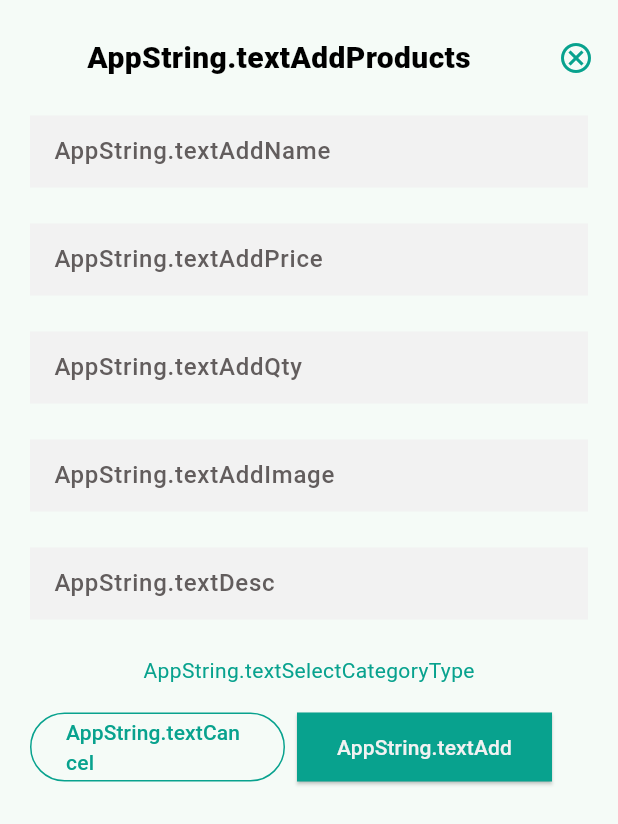
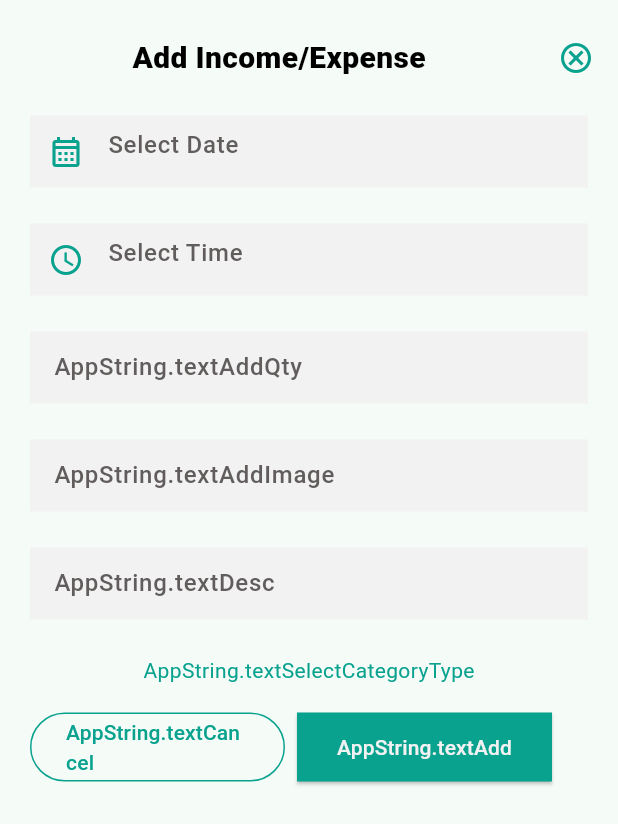
Before and after one commit to shabbirrajput/Expense-Tracker-Flutter, a Flutter app: the AddProductSheet widget shown alone on an empty page, opened directly, on a phone screen of 412 x 824 dp. Shown: the top 824 px of the screen. Run offline on Flutter 3.47's test engine with Material 2 defaults, Android fonts, the phone set to English and light mode, and no system bars; our stand-ins replace firebase_auth, firebase_core, fluttertoast; accounts and stored records are empty; network calls fail.

Commit message:
Added Date Picker and Time Picker in Bottomsheet ---> Done

```diff
--- a/lib/core/app_string.dart
+++ b/lib/core/app_string.dart
@@ -38,4 +38,7 @@ class AppString {
   static const textDecember = 'December';
   static const textIncome = 'Income';
   static const textExpense = 'Expense';
+  static const textSelectDate = 'Select Date';
+  static const textSelectTime = 'Select Time';
+  static const textAddIncomeOrExpense = 'Add Income/Expense';
 }
--- a/lib/main.dart
+++ b/lib/main.dart
@@ -3,7 +3,6 @@ import 'package:expense_tracker/db/navigator_key.dart';
 import 'package:expense_tracker/screens/auth/screen_login.dart';
 import 'package:firebase_core/firebase_core.dart';
 import 'package:flutter/material.dart';
-import 'package:month_year_picker/month_year_picker.dart';
 
 void main() async {
   WidgetsFlutterBinding.ensureInitialized();
@@ -22,9 +21,6 @@ class MyApp extends StatelessWidget {
   @override
   Widget build(BuildContext context) {
     return MaterialApp(
-      localizationsDelegates: [
-        MonthYearPickerLocalizations.delegate,
-      ],
       debugShowCheckedModeBanner: false,
       title: 'Expense Tracker',
       theme: ThemeData(
--- a/lib/screens/dashboard/tabs/widget/tab_income_bottom_sheet.dart
+++ b/lib/screens/dashboard/tabs/widget/tab_income_bottom_sheet.dart
@@ -1,5 +1,6 @@
 import 'package:expense_tracker/core/app_color.dart';
 import 'package:expense_tracker/core/app_dimens.dart';
+import 'package:expense_tracker/core/app_string.dart';
 import 'package:flutter/material.dart';
 
 class AddProductSheet extends StatefulWidget {
@@ -18,7 +19,75 @@ class _AddProductSheetState extends State<AddProductSheet> {
   final TextEditingController productQtyController = TextEditingController();
   final TextEditingController productImageController = TextEditingController();
   final TextEditingController productDescController = TextEditingController();
-  var dbHelper;
+  /*var dbHelper;*/
+  final TextEditingController dateController = TextEditingController();
+  final TextEditingController timeController = TextEditingController();
+
+  ///Select Date
+  DateTime selectedDate = DateTime.now();
+  Future<void> _selectDate(BuildContext context) async {
+    final DateTime? picked = await showDatePicker(
+      context: context,
+      initialDate: selectedDate,
+      firstDate: DateTime(1901, 1),
+      lastDate: DateTime(2100),
+      builder: (context, child) {
+        return Theme(
+          data: Theme.of(context).copyWith(
+            colorScheme: const ColorScheme.light(
+              primary: AppColors.colorPrimary, // header background color
+              onPrimary: AppColors.colorBlack, // header text color
+              onSurface: AppColors.colorGrey, // body text color
+            ),
+            textButtonTheme: TextButtonThemeData(
+              style: TextButton.styleFrom(
+                foregroundColor: AppColors.colorPrimary, // button text color
+              ),
+            ),
+          ),
+          child: child!,
+        );
+      },
+    );
+    if (picked != null && picked != selectedDate) {
+      setState(() {
+        selectedDate = picked;
+        dateController.value = TextEditingValue(text: picked.toString());
+      });
+    }
+  }
+
+  ///Select Time
+  TimeOfDay _timeOfDay = TimeOfDay.now();
+  Future<void> _selectTime(BuildContext context) async {
+    final TimeOfDay? picked = await showTimePicker(
+      context: context,
+      initialTime: _timeOfDay,
+      builder: (context, child) {
+        return Theme(
+          data: Theme.of(context).copyWith(
+            colorScheme: const ColorScheme.light(
+              primary: AppColors.colorPrimary, // header background color
+              onPrimary: AppColors.colorBlack, // header text color
+              onSurface: AppColors.colorGrey, // body text color
+            ),
+            textButtonTheme: TextButtonThemeData(
+              style: TextButton.styleFrom(
+                foregroundColor: AppColors.colorPrimary, // button text color
+              ),
+            ),
+          ),
+          child: child!,
+        );
+      },
+    );
+    if (picked != null && picked != _timeOfDay) {
+      setState(() {
+        _timeOfDay = picked;
+        timeController.value = TextEditingValue(text: picked.toString());
+      });
+    }
+  }
 
   @override
   void initState() {
@@ -48,7 +117,7 @@ class _AddProductSheetState extends State<AddProductSheet> {
                     child: Align(
                       alignment: Alignment.topCenter,
                       child: Text(
-                        "AppString.textAddProducts",
+                        AppString.textAddIncomeOrExpense,
                         style: TextStyle(
                           color: AppColors.colorBlack,
                           fontSize: Dimens.margin20,
@@ -77,18 +146,27 @@ class _AddProductSheetState extends State<AddProductSheet> {
               child: Padding(
                 padding:
                     const EdgeInsets.symmetric(horizontal: Dimens.margin20),
+                child: InkWell(
+                  onTap: () => _selectDate(context),
                   child: TextFormField(
-                  controller: productNameController,
-                  keyboardType: TextInputType.multiline,
+                    enabled: false,
+                    controller: dateController,
+                    keyboardType: TextInputType.datetime,
                     style: const TextStyle(color: AppColors.colorBlack),
                     decoration: const InputDecoration(
                       filled: true,
                       fillColor: AppColors.colorWhite2,
                       border: InputBorder.none,
-                      hintText: "AppString.textAddName",
+                      hintText: AppString.textSelectDate,
                       hintStyle: TextStyle(
                           color: AppColors.colorGrey,
-                          fontWeight: FontWeight.w500)),
+                          fontWeight: FontWeight.w500),
+                      prefixIcon: Icon(
+                        Icons.calendar_month_outlined,
+                        color: AppColors.colorPrimary,
+                      ),
+                    ),
+                  ),
                 ),
               ),
             ),
@@ -97,18 +175,37 @@ class _AddProductSheetState extends State<AddProductSheet> {
               child: Padding(
                 padding:
                     const EdgeInsets.symmetric(horizontal: Dimens.margin20),
+                child: InkWell(
+                  onTap: () => _selectTime(context),
+                  /*{
+                    showTimePicker(
+                      context: context,
+                      initialTime: _timeOfDay,
+                    ).then((timeOfDay) {
+                      setState(() {
+                        _timeOfDay = timeOfDay!;
+                      });
+                    });
+                  },*/
                   child: TextFormField(
-                  controller: productPriceController,
-                  keyboardType: TextInputType.number,
+                    enabled: false,
+                    controller: timeController,
+                    keyboardType: TextInputType.datetime,
                     style: const TextStyle(color: AppColors.colorBlack),
                     decoration: const InputDecoration(
                       filled: true,
                       fillColor: AppColors.colorWhite2,
                       border: InputBorder.none,
-                      hintText: "AppString.textAddPrice",
+                      hintText: AppString.textSelectTime,
                       hintStyle: TextStyle(
                           color: AppColors.colorGrey,
-                          fontWeight: FontWeight.w500)),
+                          fontWeight: FontWeight.w500),
+                      prefixIcon: Icon(
+                        Icons.watch_later_outlined,
+                        color: AppColors.colorPrimary,
+                      ),
+                    ),
+                  ),
                 ),
               ),
             ),
--- a/pubspec.yaml
+++ b/pubspec.yaml
@@ -38,7 +38,6 @@ dependencies:
   firebase_core: ^2.13.0
   firebase_auth: ^4.6.1
   fluttertoast: ^8.2.1
-  month_year_picker: ^0.3.0+1
 
 dev_dependencies:
   flutter_test:
```
Also changed, not shown: pubspec.lock. Lines whose indentation alone changed are shown as unchanged.
